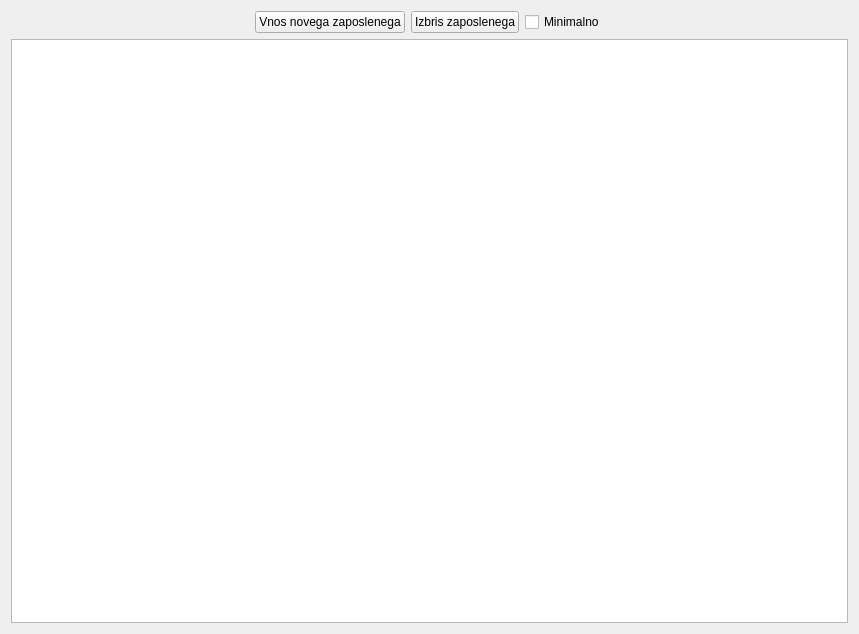
This is wid_uporabnik.ui in bubi-luka/BubiRacun as Qt 5 draws it before an edit. The edited form follows.
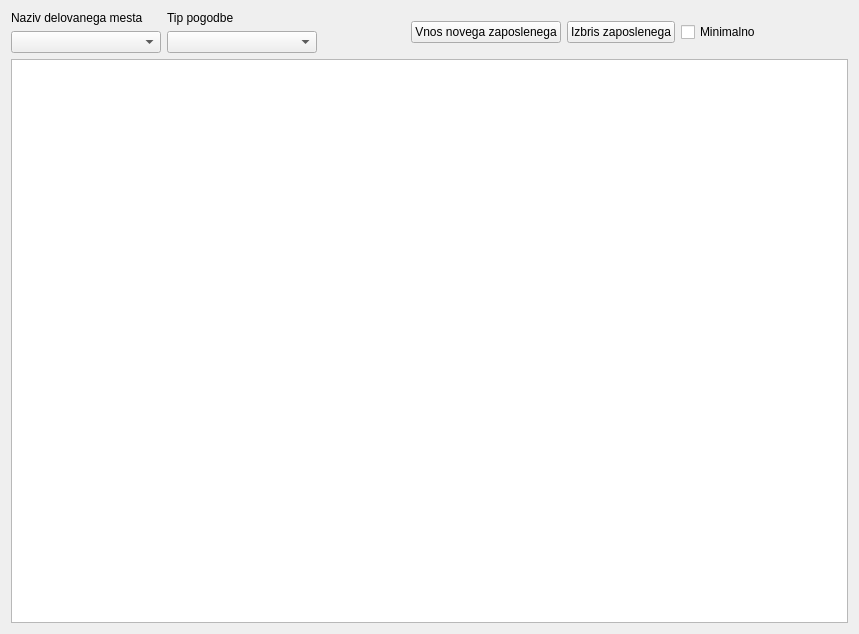
This is the edited form.

```diff
--- a/wid_uporabnik.ui
+++ b/wid_uporabnik.ui
@@ -16,9 +16,47 @@
   <property name="windowTitle">
    <string>Form</string>
   </property>
-  <layout class="QGridLayout" name="gridLayout">
-   <item row="0" column="0">
+  <layout class="QVBoxLayout" name="verticalLayout">
+   <item>
     <layout class="QHBoxLayout" name="horizontalLayout">
+     <item>
+      <layout class="QGridLayout" name="gridLayout">
+       <item row="1" column="0">
+        <widget class="QLabel" name="label_2">
+         <property name="text">
+          <string>Naziv delovanega mesta</string>
+         </property>
+        </widget>
+       </item>
+       <item row="1" column="1">
+        <widget class="QLabel" name="label">
+         <property name="text">
+          <string>Tip pogodbe</string>
+         </property>
+        </widget>
+       </item>
+       <item row="2" column="0">
+        <widget class="QComboBox" name="cb_mesto">
+         <property name="minimumSize">
+          <size>
+           <width>150</width>
+           <height>0</height>
+          </size>
+         </property>
+        </widget>
+       </item>
+       <item row="2" column="1">
+        <widget class="QComboBox" name="cb_pogodba">
+         <property name="minimumSize">
+          <size>
+           <width>150</width>
+           <height>0</height>
+          </size>
+         </property>
+        </widget>
+       </item>
+      </layout>
+     </item>
      <item>
       <spacer name="horizontalSpacer">
        <property name="orientation">
@@ -68,7 +106,7 @@
      </item>
     </layout>
    </item>
-   <item row="1" column="0">
+   <item>
     <widget class="QTableWidget" name="tbl_uporabnik">
      <property name="editTriggers">
       <set>QAbstractItemView::NoEditTriggers</set>
```
